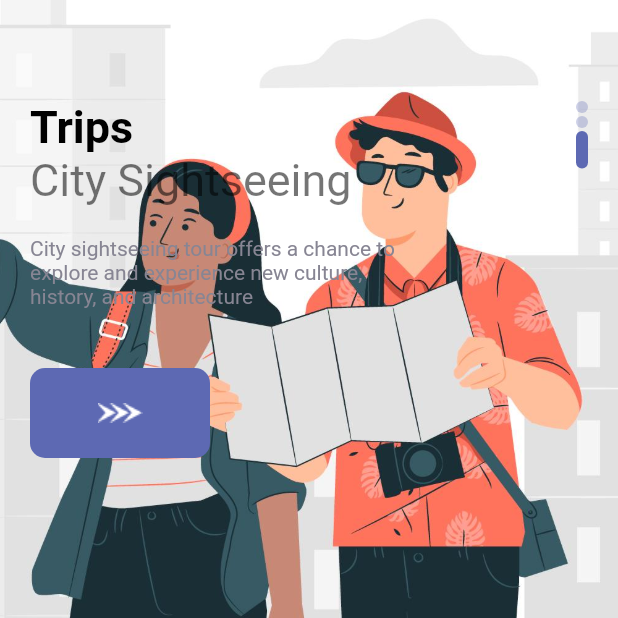
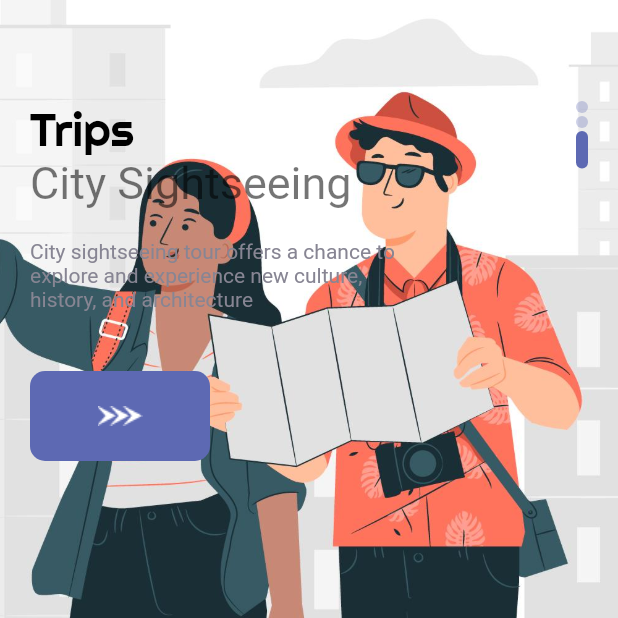
Before and after one commit to samiul-huda1137/Travelo, a Flutter app: the screen it shows after launch, scrolled down 1648 dp, on a phone screen of 412 x 824 dp, the part 124-742 px from its top. Run offline on Flutter 3.47's test engine with Material 2 defaults, Android fonts, the phone set to English and light mode, and no system bars; our stand-ins replace bloc, equatable, flutter_bloc, google_fonts.

Commit message:
Google fonts added

```diff
--- a/lib/widgets/app_text.dart
+++ b/lib/widgets/app_text.dart
@@ -1,24 +1,29 @@
 import 'package:flutter/material.dart';
+import 'package:google_fonts/google_fonts.dart';
 
 class AppText extends StatelessWidget {
   double size;
   final String text;
   final Color color;
   final FontStyle? fontStyle;
+  final String fontFamily;
 
   AppText({Key? key,
     this.size=16,
     required this.text,
-    this.color=Colors.black54, this.fontStyle}) : super(key: key);
+    this.color=Colors.black54, this.fontStyle, this.fontFamily= 'Roboto'}) : super(key: key);
 
   @override
   Widget build(BuildContext context) {
     return Text(
       text,
-      style: TextStyle(
-          color: color,
-          fontSize: size,
-          fontStyle: fontStyle,
+        style: GoogleFonts.getFont(
+        fontFamily,
+        textStyle: TextStyle(
+        color: color,
+        fontSize: size,
+        fontStyle: fontStyle,
+        ),
       ),
     );
   }
--- a/lib/widgets/large_text.dart
+++ b/lib/widgets/large_text.dart
@@ -1,24 +1,29 @@
 import 'package:flutter/material.dart';
+import 'package:google_fonts/google_fonts.dart';
 
 class LargeText extends StatelessWidget {
   double size;
   final String text;
   final Color color;
   final FontStyle? fontStyle;
+  final String fontFamily;
+
   LargeText({Key? key,
     this.size=30,
     required this.text,
-    this.color=Colors.black, this.fontStyle}) : super(key: key);
+    this.color=Colors.black, this.fontStyle, this.fontFamily= 'Righteous'}) : super(key: key);
 
   @override
   Widget build(BuildContext context) {
     return Text(
       text,
-      style: TextStyle(
-        color: color,
-        fontSize: size,
-        fontWeight: FontWeight.bold,
-        fontStyle: fontStyle,
+      style: GoogleFonts.getFont(
+        fontFamily,
+        textStyle: TextStyle(
+          color: color,
+          fontSize: size,
+          fontStyle: fontStyle,
+        ),
       ),
     );
   }
--- a/pubspec.yaml
+++ b/pubspec.yaml
@@ -40,6 +40,7 @@ dependencies:
   flutter_bloc:
   equatable:
   http:
+  google_fonts: ^4.0.3
 
 dev_dependencies:
   flutter_test:
```
Also changed, not shown: pubspec.lock.
